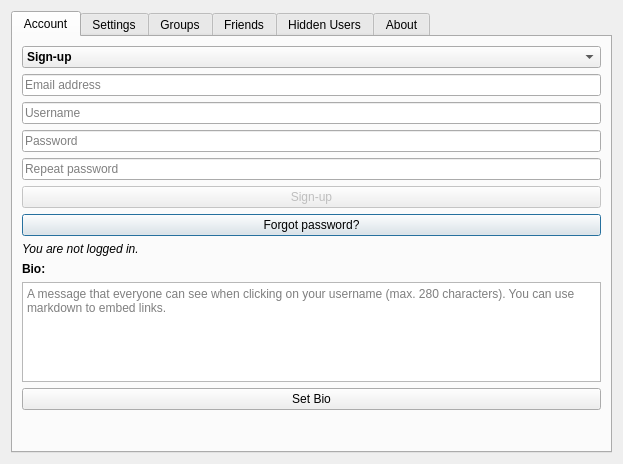
This is designer/setup.ui in ThoreBor/Anki_Leaderboard as Qt 5 draws it before an edit. The edited form follows.
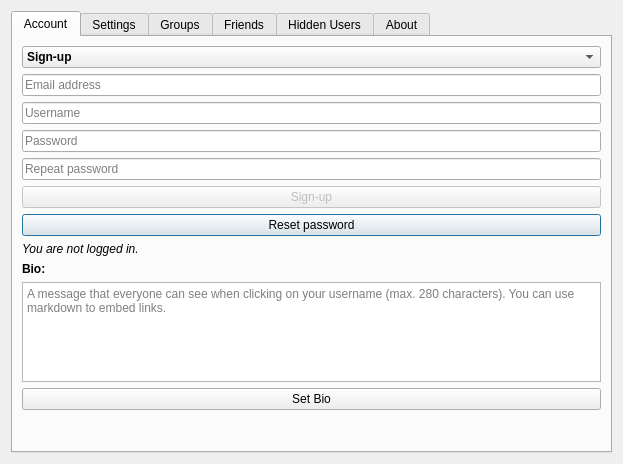
This is the edited form. Icons and pictures are not drawn.

Commit message: more reset password changes

Diff of the .ui file:
```diff
--- a/designer/setup.ui
+++ b/designer/setup.ui
@@ -188,7 +188,7 @@
             <cursorShape>PointingHandCursor</cursorShape>
            </property>
            <property name="text">
-            <string>Forgot password?</string>
+            <string>Reset password</string>
            </property>
           </widget>
          </item>
```
The commit also changes 4 other files.
